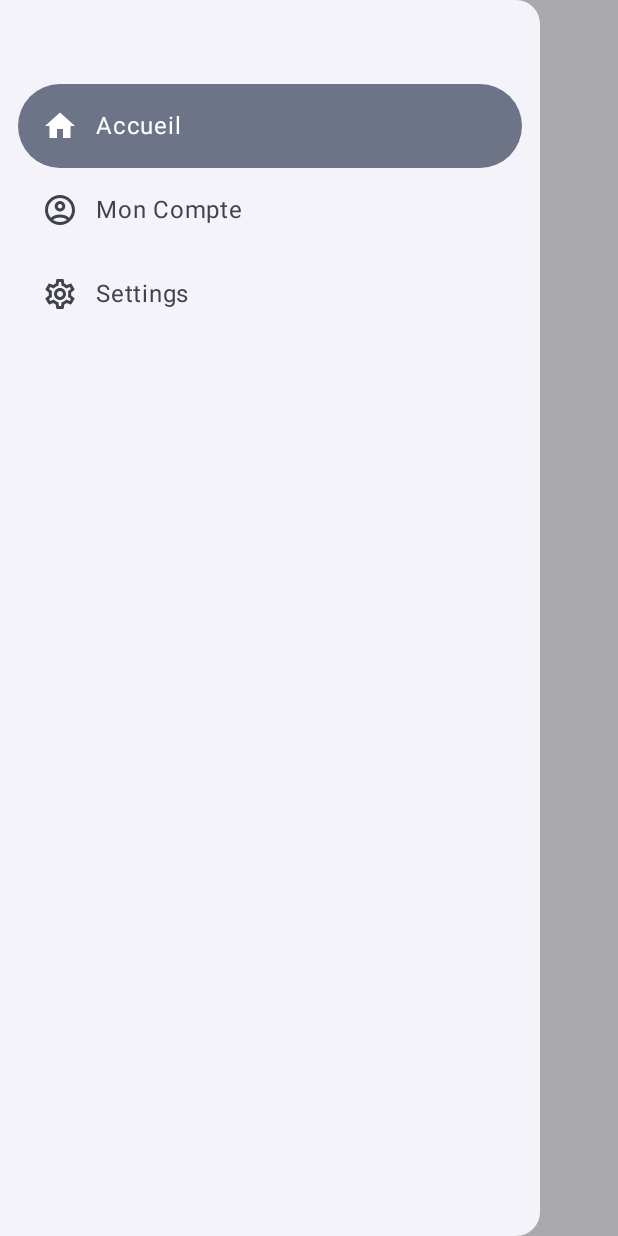
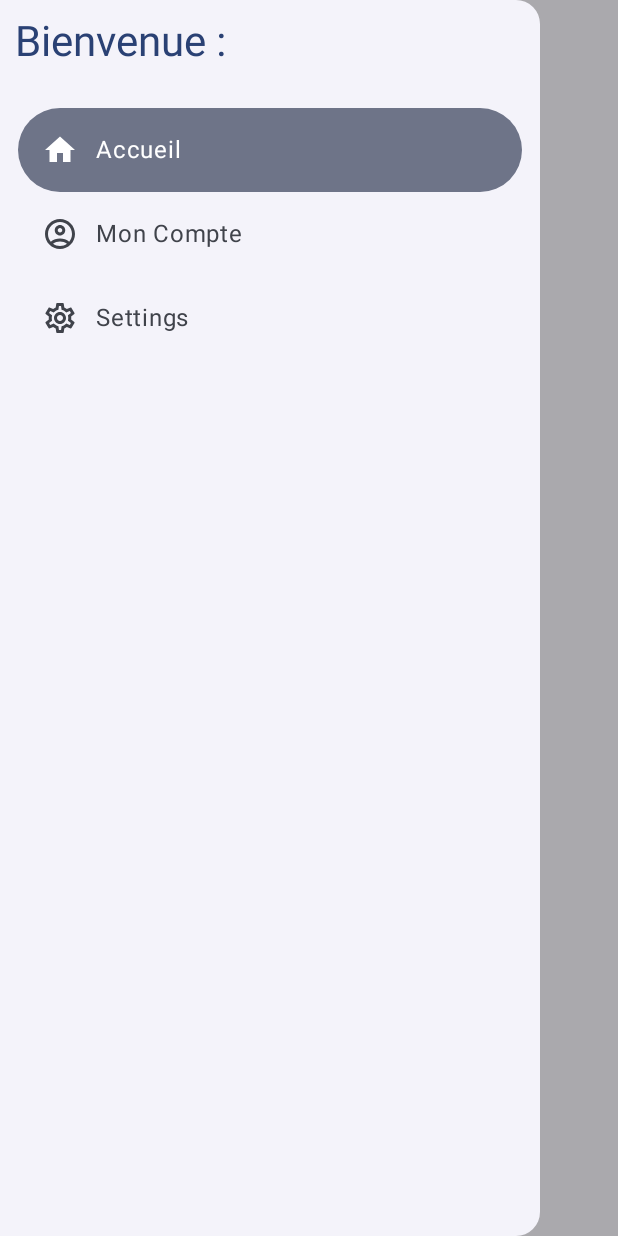
Before and after one commit to Nicolas-Frache/Fogmap, an Android app built with Jetpack Compose: the WelcomeScreen screen opened through its navigation route, after a tap on "Menu", on a phone screen of 412 x 824 dp. Run offline under Robolectric (Android 15) with nearby library versions, the phone set to English and light mode, and no system bars; our stand-ins replace Firebase (no records; nobody signed in at launch, a user with empty details on screens opened directly); 2 other taps on this screen came first.

Commit message:
User name auto update

```diff
--- a/src/app/app/src/main/java/ca/uqac/fogmap/MainActivity.kt
+++ b/src/app/app/src/main/java/ca/uqac/fogmap/MainActivity.kt
@@ -31,8 +31,10 @@ import androidx.compose.material3.Text
 import androidx.compose.material3.TopAppBar
 import androidx.compose.material3.rememberDrawerState
 import androidx.compose.runtime.Composable
+import androidx.compose.runtime.DisposableEffect
 import androidx.compose.runtime.getValue
 import androidx.compose.runtime.mutableIntStateOf
+import androidx.compose.runtime.mutableStateOf
 import androidx.compose.runtime.remember
 import androidx.compose.runtime.rememberCoroutineScope
 import androidx.compose.runtime.saveable.rememberSaveable
@@ -42,11 +44,13 @@ import androidx.compose.ui.graphics.vector.ImageVector
 import androidx.compose.ui.unit.dp
 import androidx.lifecycle.viewmodel.compose.viewModel
 import androidx.navigation.compose.rememberNavController
-import ca.uqac.fogmap.common.customComposableViews.TitleText
+import ca.uqac.fogmap.common.customComposableViews.MediumTitleText
 import ca.uqac.fogmap.data.model.LoggedAccountViewModel
 import ca.uqac.fogmap.ui.screens.FogmapNavigationGraph
 import ca.uqac.fogmap.ui.screens.Routes
 import ca.uqac.fogmap.ui.theme.FogmapTheme
+import com.google.firebase.auth.FirebaseAuth
+import com.google.firebase.auth.FirebaseUser
 import kotlinx.coroutines.launch
 
 class MainActivity : ComponentActivity() {
@@ -66,6 +70,7 @@ class MainActivity : ComponentActivity() {
         val badgeCount: Int? = null,
         val route: String,
     )
+
 
     @OptIn(ExperimentalMaterial3Api::class)
     @Composable
@@ -92,10 +97,20 @@ class MainActivity : ComponentActivity() {
         )
         val navController = rememberNavController()
         val loggedAccountViewModel = viewModel { LoggedAccountViewModel() }
-        val loginState by remember {
-            loggedAccountViewModel.loggedState
+        val loginState by remember { loggedAccountViewModel.loggedState }
+
+        // Observer pour les changements de l'utilisateur FirebaseAuth
+        var user by remember { mutableStateOf<FirebaseUser?>(FirebaseAuth.getInstance().currentUser) }
+        DisposableEffect(Unit) {
+            val auth = FirebaseAuth.getInstance()
+            val listener = FirebaseAuth.AuthStateListener { firebaseAuth ->
+                user = firebaseAuth.currentUser
+            }
+            auth.addAuthStateListener(listener)
+            onDispose {
+                auth.removeAuthStateListener(listener)
+            }
         }
-
 
         Surface(
             modifier = Modifier.fillMaxSize(),
@@ -103,17 +118,28 @@ class MainActivity : ComponentActivity() {
         ) {
             val drawerState = rememberDrawerState(initialValue = DrawerValue.Closed)
             val scope = rememberCoroutineScope()
-            var selectedItemIndex by rememberSaveable {
-                mutableIntStateOf(0)
-            }
+            var selectedItemIndex by rememberSaveable { mutableIntStateOf(0) }
 
             // Template de navigationDrawer :
             // https://www.youtube.com/watch?v=aYSarwALlpI
             ModalNavigationDrawer(
                 drawerContent = {
                     ModalDrawerSheet {
-                        TitleText(text = loginState.username)
-                        Spacer(modifier = Modifier.height(16.dp))
+                        if (user?.displayName == null) {
+                            MediumTitleText(
+                                text = "Non connecté",
+                                modifier = Modifier.padding(10.dp)
+                            )
+                        } else {
+                            MediumTitleText(
+                                text = "Bienvenue : ${user?.displayName}",
+                                modifier = Modifier.padding(10.dp)
+                            )
+                        }
+                        Spacer(
+                            modifier = Modifier.height(16.dp),
+                        )
+
                         items.forEachIndexed { index, item ->
                             NavigationDrawerItem(
                                 label = {
--- a/src/app/app/src/main/java/ca/uqac/fogmap/data/model/LoggedAccountViewModel.kt
+++ b/src/app/app/src/main/java/ca/uqac/fogmap/data/model/LoggedAccountViewModel.kt
@@ -2,6 +2,9 @@ package ca.uqac.fogmap.data.model
 
 import androidx.compose.runtime.mutableStateOf
 import androidx.lifecycle.ViewModel
+import com.google.firebase.Firebase
+import com.google.firebase.auth.FirebaseAuth
+import com.google.firebase.auth.auth
 
 data class LoggedState(
     val isLogged: Boolean = false,
@@ -10,6 +13,8 @@ data class LoggedState(
 )
 
 class LoggedAccountViewModel : ViewModel(){
+
+    var user =  FirebaseAuth.getInstance().currentUser
     var loggedState = mutableStateOf(LoggedState())
         private set
 
--- a/src/app/app/src/main/java/ca/uqac/fogmap/ui/screens/WelcomeScreen.kt
+++ b/src/app/app/src/main/java/ca/uqac/fogmap/ui/screens/WelcomeScreen.kt
@@ -1,5 +1,6 @@
 package ca.uqac.fogmap.ui.screens
 
+import android.content.Context
 import android.content.Intent
 import android.util.Log
 import androidx.activity.compose.ManagedActivityResultLauncher
@@ -8,7 +9,9 @@ import androidx.activity.result.ActivityResult
 import androidx.activity.result.contract.ActivityResultContracts
 import androidx.compose.foundation.layout.Arrangement
 import androidx.compose.foundation.layout.Column
+import androidx.compose.foundation.layout.Spacer
 import androidx.compose.foundation.layout.fillMaxSize
+import androidx.compose.foundation.layout.padding
 import androidx.compose.foundation.layout.width
 import androidx.compose.material3.Button
 import androidx.compose.material3.Surface
@@ -27,6 +30,7 @@ import androidx.compose.ui.tooling.preview.Preview
 import androidx.compose.ui.unit.dp
 import androidx.compose.ui.unit.sp
 import ca.uqac.fogmap.R
+import ca.uqac.fogmap.common.customComposableViews.AlertDialogError
 import ca.uqac.fogmap.common.customComposableViews.NormalButton
 import ca.uqac.fogmap.common.customComposableViews.TextComponent
 import com.google.android.gms.auth.api.signin.GoogleSignIn
@@ -36,14 +40,17 @@ import com.google.firebase.Firebase
 import com.google.firebase.auth.AuthResult
 import com.google.firebase.auth.GoogleAuthProvider
 import com.google.firebase.auth.auth
-import com.stevdzasan.onetap.rememberOneTapSignInState
 import kotlinx.coroutines.launch
 import kotlinx.coroutines.tasks.await
 
 
 @Composable
 fun WelcomeScreen() {
+    val context = LocalContext.current
+    val token: String = stringResource(id = R.string.default_web_client_id)
+
     var user by remember { mutableStateOf(Firebase.auth.currentUser) }
+    val openAlertDialog = remember { mutableStateOf(false) }
     val launcher = rememberFirebaseAuthLauncher(
         onAuthComplete = { result ->
             user = result.user
@@ -51,14 +58,30 @@ fun WelcomeScreen() {
         onAuthError = {
             Log.d("FOGMAP", it.toString())
             user = null
+            openAlertDialog.value = !openAlertDialog.value
         }
     )
-    val token: String = stringResource(id = R.string.default_web_client_id)
-    val context = LocalContext.current
+
+    when {
+        openAlertDialog.value -> {
+            AlertDialogError(
+                onDismissRequest = {
+                    openAlertDialog.value = false
+                    tryFirebaseLog(context, token, launcher)
+                },
+                onConfirmation = {
+                    openAlertDialog.value = false
+                },
+                dialogText = "Erreur lors de la connexion.",
+            )
+
+        }
+    }
 
     Surface(
         modifier = Modifier.fillMaxSize()
     ) {
+
         TextComponent(textValue = "Bienvenue sur Fogmap !", textSize = 20.sp)
         Column(
             horizontalAlignment = Alignment.CenterHorizontally,
@@ -66,36 +89,48 @@ fun WelcomeScreen() {
         ) {
             if (user == null) {
                 Text("Non connecté")
+                Spacer(modifier = Modifier.padding(15.dp))
                 NormalButton(
                     text = "Se connecter avec Google",
                     modifier = Modifier.width(300.dp),
                     onClick = {
-                        val gso = GoogleSignInOptions.Builder(GoogleSignInOptions.DEFAULT_SIGN_IN)
-                            .requestIdToken(token)
-                            .requestEmail()
-                            .build()
-
-                        val googleSignInClient = GoogleSignIn.getClient(context, gso)
-                        launcher.launch(googleSignInClient.signInIntent)
+                        tryFirebaseLog(context, token, launcher)
                     })
             } else {
                 Text("Bienvenue ${user!!.displayName}")
                 Text("User UID:  ${user!!.uid}")
-                Button(onClick = {
-                    Firebase.auth.signOut()
-                    user = null
-                }) {
-                    Text("Se déconnecter")
-                }
+                Spacer(modifier = Modifier.padding(15.dp))
+                NormalButton(
+                    text = "Se déconnecter",
+                    modifier = Modifier.width(300.dp),
+                    onClick = {
+                        Firebase.auth.signOut()
+                        user = null
+                    }
+                )
             }
         }
     }
 }
 
+fun tryFirebaseLog(
+    context: Context,
+    token: String,
+    launcher: ManagedActivityResultLauncher<Intent, ActivityResult>,
+) {
+    val gso = GoogleSignInOptions.Builder(GoogleSignInOptions.DEFAULT_SIGN_IN)
+        .requestIdToken(token)
+        .requestEmail()
+        .build()
+
+    val googleSignInClient = GoogleSignIn.getClient(context, gso)
+    launcher.launch(googleSignInClient.signInIntent)
+}
+
 @Composable
 fun rememberFirebaseAuthLauncher(
     onAuthComplete: (AuthResult) -> Unit,
-    onAuthError: (ApiException) -> Unit
+    onAuthError: (ApiException) -> Unit,
 ): ManagedActivityResultLauncher<Intent, ActivityResult> {
 
     val scope = rememberCoroutineScope()
```
Also changed, not shown: src/app/app/src/main/java/ca/uqac/fogmap/common/customComposableViews/AppComponents.kt (+48 -0 lines).
